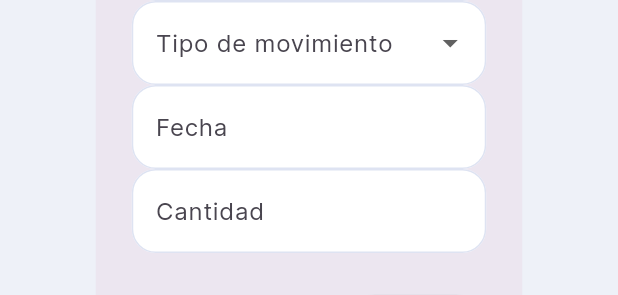
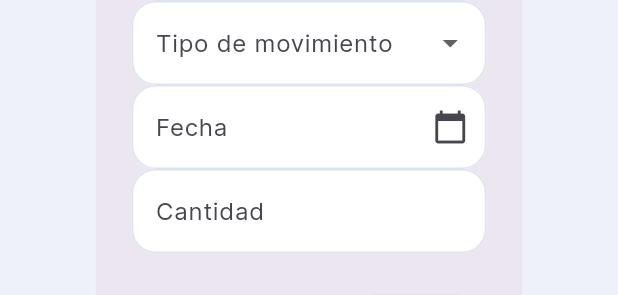
Before and after one commit to AndreuSempere/ProyectoFinal_Andreu, a Flutter app: the FilterDialog widget shown alone on an empty page, opened directly, on a phone screen of 412 x 824 dp. Shown: the part 515-810 px from the top of the screen. Run offline on Flutter 3.47's test engine with Material 3 defaults, Android fonts, the phone set to English and light mode, and no system bars; our stand-ins replace cloud_firestore, dartz, equatable, firebase_auth, firebase_core, flutter_bloc and 9 more; accounts and stored records are empty.

Commit message:
Copia por si peta

```diff
--- a/flutter_bank_app/lib/Data/Models/transaction_model.dart
+++ b/flutter_bank_app/lib/Data/Models/transaction_model.dart
@@ -41,7 +41,7 @@ class TransactionModel {
       'cantidad': cantidad,
       'tipo': tipo,
       'descripcion': descripcion,
-      'account': account,
+      'accountId': account,
     };
   }
 
--- a/flutter_bank_app/lib/Presentation/Widgets/Transactions/filtrer_transactions_widget.dart
+++ b/flutter_bank_app/lib/Presentation/Widgets/Transactions/filtrer_transactions_widget.dart
@@ -3,18 +3,25 @@ import 'package:flutter_bank_app/Presentation/Blocs/transactions/transaction_blo
 import 'package:flutter_bank_app/Presentation/Blocs/transactions/transaction_event.dart';
 import 'package:flutter_bloc/flutter_bloc.dart';
 
-class FilterDialog extends StatelessWidget {
+class FilterDialog extends StatefulWidget {
   const FilterDialog({super.key});
 
   @override
+  State<FilterDialog> createState() => _FilterDialogState();
+}
+
+class _FilterDialogState extends State<FilterDialog> {
+  final Map<String, dynamic> filters = {
+    'descripcion': null,
+    'tipo': null,
+    'created_at': null,
+    'cantidad': null,
+  };
+
+  String? selectedDate;
+
+  @override
   Widget build(BuildContext context) {
-    final Map<String, dynamic> filters = {
-      'descripcion': null,
-      'tipo': null,
-      'fecha': null,
-      'cantidad': null,
-    };
-
     return AlertDialog(
       title: const Text('Filtrar Transacciones'),
       content: SingleChildScrollView(
@@ -39,19 +46,28 @@ class FilterDialog extends StatelessWidget {
               },
             ),
             TextField(
-              decoration: const InputDecoration(labelText: 'Fecha'),
+              decoration: const InputDecoration(
+                labelText: 'Fecha',
+                hintText: 'dd/mm/aa',
+                suffixIcon: Icon(Icons.calendar_today),
+              ),
               readOnly: true,
+              controller: TextEditingController(text: selectedDate),
               onTap: () async {
                 FocusScope.of(context).requestFocus(FocusNode());
                 final date = await showDatePicker(
                   context: context,
                   initialDate: DateTime.now(),
-                  firstDate: DateTime(2000),
-                  lastDate: DateTime(2100),
+                  firstDate: DateTime(2025),
+                  lastDate: DateTime(2026),
                 );
                 if (date != null) {
-                  filters['fecha'] =
-                      '${date.year}-${date.month.toString().padLeft(2, '0')}-${date.day.toString().padLeft(2, '0')}';
+                  final formattedDate =
+                      '${date.day.toString().padLeft(2, '0')}/${date.month.toString().padLeft(2, '0')}/${(date.year % 100).toString().padLeft(2, '0')}';
+                  setState(() {
+                    selectedDate = formattedDate;
+                    filters['created_at'] = formattedDate;
+                  });
                 }
               },
             ),
```
